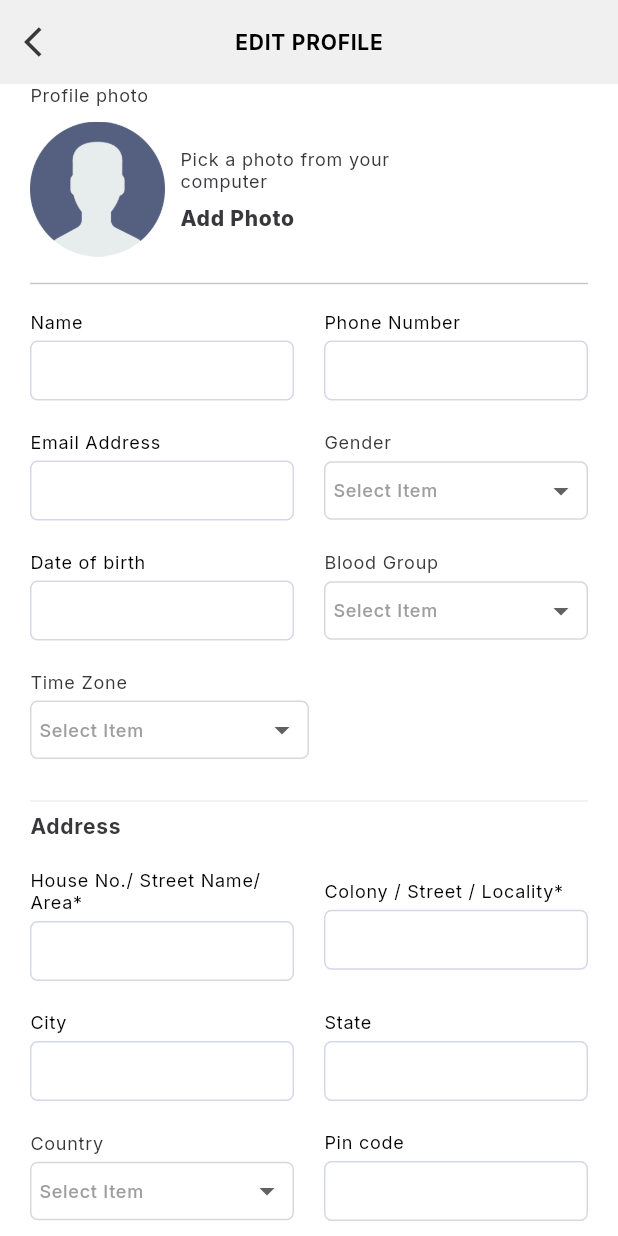
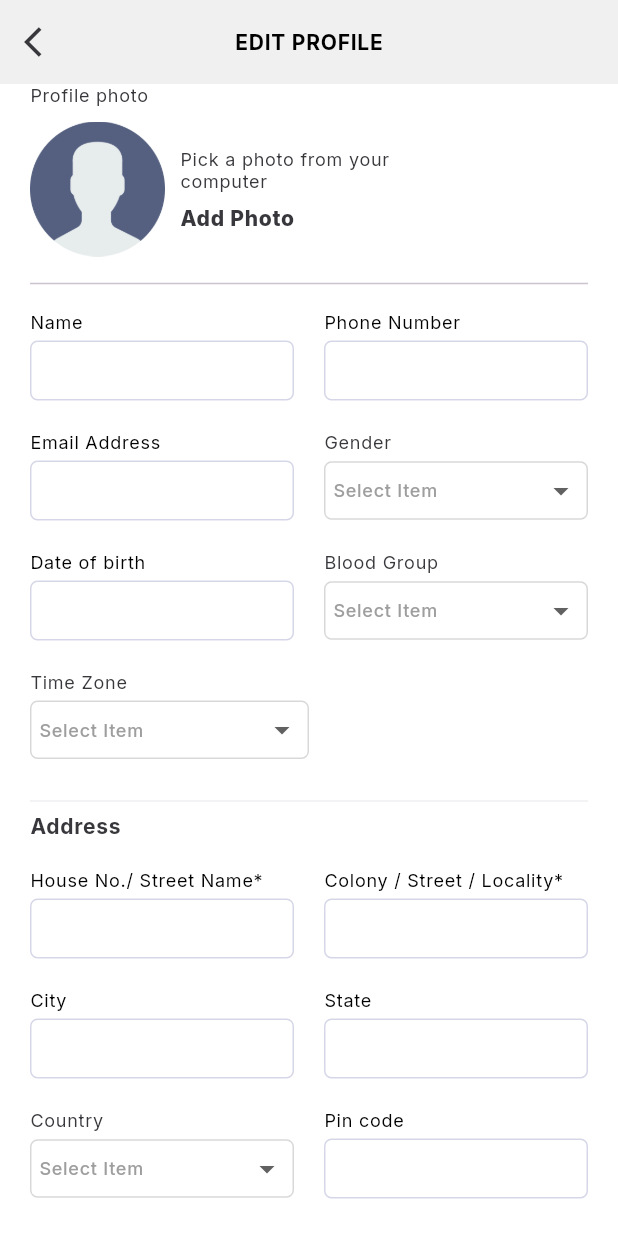
Before and after one commit to khansameer/doctor_app_clone, a Flutter app: the EditProfileScreen screen opened by its route, on a phone screen of 412 x 824 dp. Run offline on Flutter 3.47's test engine with Material 3 defaults, Android fonts, the phone set to English and light mode, and no system bars; drawn by our look-alikes of dropdown_button2; our stand-ins replace cached_network_image, flutter_cache_manager, google_fonts, multi_select_flutter, pin_code_fields, shared_preferences and 1 more; accounts and stored records are empty.

Commit message:
desktop design done

```diff
--- a/lib/core/string/string_utils.dart
+++ b/lib/core/string/string_utils.dart
@@ -1,6 +1,6 @@
 const String appName = "Doctor App";
 const String name = "Name";
-const String login = "Log in";
+const String login = "Login";
 const String signup = "Sign up";
 const String yourEmail = "Your Email";
 const String enterYourEmail = "Enter your email";
--- a/lib/screen/dashboard/profile/edit_profile_screen.dart
+++ b/lib/screen/dashboard/profile/edit_profile_screen.dart
@@ -23,24 +23,22 @@ class EditProfileScreen extends StatelessWidget {
       appBar: commonAppBar(
           color: colorBG,
           colorText: Colors.black,
-
           title: 'EDIT PROFILE',
-
           leading: commonBackRedirectButton(page: "Profile")),
-      child:Container(
-          child:  isMobile
+      child: Container(
+        child: isMobile
             ? SizedBox(
                 width: size.width,
-            height: size.height ,
+                height: size.height,
                 child: _mobileView(size: size),
               )
             : Center(
                 child: Container(
                   decoration: commonBoxDecoration(
                       color: colorBG, borderRadius: BorderRadius.circular(8)),
-              width: isTablet?size.width * 0.9:size.width * 0.33,
+                  width: isTablet ? size.width * 0.9 : size.width * 0.33,
                   height: size.height * 0.7,
-              child: _webView(size: size),
+                  /*child: _webView(size: size)*/
                 ),
               ),
       ),
@@ -49,15 +47,16 @@ class EditProfileScreen extends StatelessWidget {
 
   _mobileView({required Size size}) {
     return Consumer<ProfileProvider>(builder: (context, provider, child) {
-      return ListView(
+      return Container(
+        width: size.width,
+        height: size.height,
+        child: ListView(
           children: [
             Column(
               mainAxisAlignment: MainAxisAlignment.start,
               crossAxisAlignment: CrossAxisAlignment.start,
               children: [
-              Padding(
-                padding: const EdgeInsets.all(0.0),
-                child: Row(
+                Row(
                   children: [
                     Expanded(
                         child: Column(
@@ -78,7 +77,6 @@ class EditProfileScreen extends StatelessWidget {
                               height: 90,
                               child: setAssetImage(image: icDummyUsers),
                             ),
-
                             Flexible(
                               child: Column(
                                 mainAxisAlignment: MainAxisAlignment.start,
@@ -99,7 +97,6 @@ class EditProfileScreen extends StatelessWidget {
                                 ],
                               ),
                             ),
-
                           ],
                         )
                       ],
@@ -108,7 +105,6 @@ class EditProfileScreen extends StatelessWidget {
                     //  const Expanded(child: Column())
                   ],
                 ),
-              ),
                 const SizedBox(
                   height: 10,
                 ),
@@ -116,12 +112,7 @@ class EditProfileScreen extends StatelessWidget {
                 const SizedBox(
                   height: 10,
                 ),
-              Padding(
-                padding: const EdgeInsets.all(0.0),
-                child: Column(
-                  children: [
                 Row(
-                      mainAxisAlignment: MainAxisAlignment.spaceBetween,
                   children: [
                     Expanded(
                         child: commonTextFiled(
@@ -207,18 +198,16 @@ class EditProfileScreen extends StatelessWidget {
                     Expanded(child: Container())
                   ],
                 ),
+                /*
                   ],
-                ),
-              ),
+                ),*/
                 const SizedBox(
                   height: 20,
                 ),
                 const Divider(
                   thickness: 0.3,
                 ),
-              Padding(
-                padding: const EdgeInsets.all(0.0),
-                child: Column(
+                Column(
                   mainAxisAlignment: MainAxisAlignment.start,
                   crossAxisAlignment: CrossAxisAlignment.start,
                   children: [
@@ -234,9 +223,10 @@ class EditProfileScreen extends StatelessWidget {
                         Expanded(
                           child: commonTextFiled(
                             width: size.width,
-                          title: "House No./ Street Name/ Area*",
+                            title: "House No./ Street Name*",
                             size: size,
-                        )),
+                          ),
+                        ),
                         const SizedBox(
                           width: 20,
                         ),
@@ -254,13 +244,11 @@ class EditProfileScreen extends StatelessWidget {
                     Row(
                       children: [
                         Expanded(
-                          child: Expanded(
                             child: commonTextFiled(
                           title: "City",
                           width: size.width,
                           size: size,
                         )),
-                        ),
                         const SizedBox(
                           width: 20,
                         ),
@@ -270,7 +258,6 @@ class EditProfileScreen extends StatelessWidget {
                           width: size.width,
                           size: size,
                         )),
-
                       ],
                     ),
                     const SizedBox(
@@ -278,8 +265,6 @@ class EditProfileScreen extends StatelessWidget {
                     ),
                     Row(
                       children: [
-
-
                         Expanded(
                             child: commonDropDown(
                                 items: provider.countryList,
@@ -299,24 +284,14 @@ class EditProfileScreen extends StatelessWidget {
                           size: size,
                         )),
                       ],
-                    ),
+                    )
                   ],
-                ),
                 ),
                 const SizedBox(
                   height: 20,
                 ),
                 const Divider(
                   thickness: 0.3,
-              ),
-              Padding(
-                padding: const EdgeInsets.all(0.0),
-                child: Column(
-                  mainAxisAlignment: MainAxisAlignment.start,
-                  crossAxisAlignment: CrossAxisAlignment.start,
-                  children: [
-                    const SizedBox(
-                      height: 20,
                 ),
                 CommonTextWidget(
                   text: "Other information",
@@ -345,26 +320,25 @@ class EditProfileScreen extends StatelessWidget {
                             selectedValue: provider.selectLanguage,
                             size: size,
                             title: "Language")),
-
+                  ],
+                ),
+                SizedBox(
+                  height: 20,
+                ),
+                CommonButtonWidget(
+                  text: "Save Change",
+                  bottom: 45,
+                  height: 45,
+                )
               ],
             ),
           ],
         ),
-              ),
-
-              SizedBox(height: 20,),
-
-              CommonButtonWidget(text: "Save Change",
-              bottom: 45,
-              height: 45,)
-            ],
-          ),
-        ],
       );
     });
   }
 
-  _webView({required Size size}) {
+/*  _webView({required Size size}) {
     return Consumer<ProfileProvider>(builder: (context, provider, child) {
       return ListView(
         children: [
@@ -481,9 +455,9 @@ class EditProfileScreen extends StatelessWidget {
                               const SizedBox(
                                 width: 20,
                               ),
-                              /* Expanded(
+                              */ /* Expanded(
                                   child:
-                                  commonTextFiled( title: "Gender",size: size,)),*/
+                                  commonTextFiled( title: "Gender",size: size,)),*/ /*
                               Expanded(
                                   child: commonDropDown(
                                 size: size,
@@ -665,7 +639,7 @@ class EditProfileScreen extends StatelessWidget {
         ],
       );
     });
-  }
+  }*/
 
   commonTextFiled({String? title, required Size size, double? width}) {
     return commonTextFiledView(
@@ -709,5 +683,4 @@ class EditProfileScreen extends StatelessWidget {
       ],
     );
   }
-
 }
```
Also changed, not shown: lib/provider/auth_provider.dart (+11 -23 lines), lib/screen/authentication/login/login_screen.dart (+6 -6 lines), lib/screen/authentication/login/view/login_view.dart (+8 -5 lines), lib/screen/authentication/login/view/signup_view.dart (+1 -31 lines), lib/service/network_repository.dart (+7 -4 lines). Lines whose indentation alone changed are shown as unchanged.
